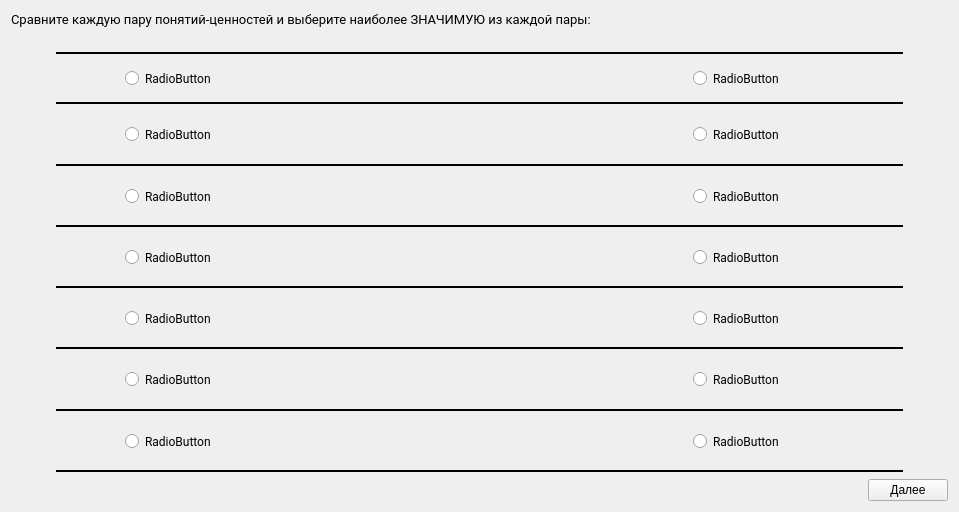
First picture: the form in QuizWindow.ui, repository jhlfrfufyfn/TestingApplication, before the edit.
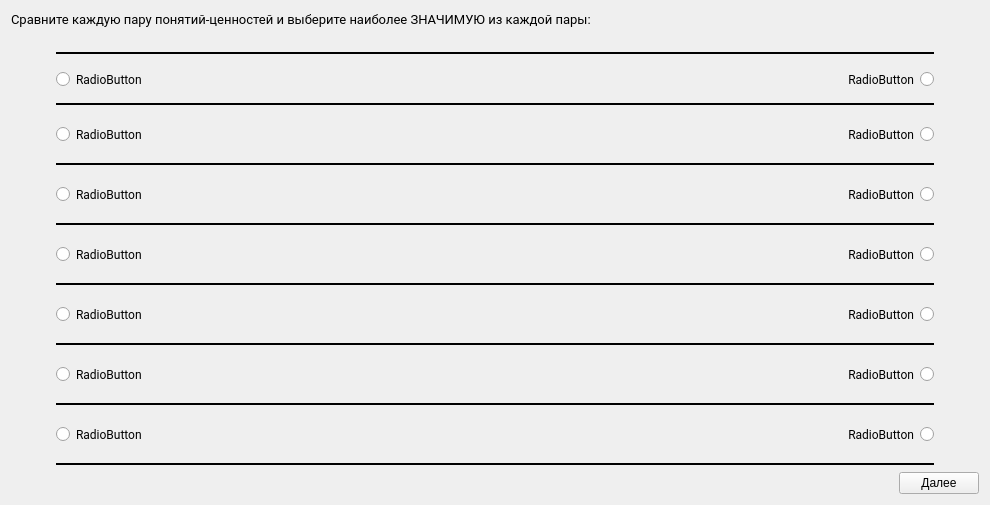
Second picture: the form after the edit.

Commit message: style: Changed the quiz window's style

Patch:
```diff
--- a/QuizWindow.ui
+++ b/QuizWindow.ui
@@ -6,8 +6,8 @@
    <rect>
     <x>0</x>
     <y>0</y>
-    <width>959</width>
-    <height>512</height>
+    <width>990</width>
+    <height>505</height>
    </rect>
   </property>
   <property name="windowTitle">
@@ -50,20 +50,14 @@
     </spacer>
    </item>
    <item>
-    <layout class="QHBoxLayout" name="horizontalLayout_10">
-     <property name="spacing">
-      <number>8</number>
-     </property>
-     <property name="sizeConstraint">
-      <enum>QLayout::SetDefaultConstraint</enum>
-     </property>
+    <layout class="QHBoxLayout" name="horizontalLayout_8">
      <item>
       <spacer name="horizontalSpacer_7">
        <property name="orientation">
         <enum>Qt::Horizontal</enum>
        </property>
        <property name="sizeType">
-        <enum>QSizePolicy::Preferred</enum>
+        <enum>QSizePolicy::Minimum</enum>
        </property>
        <property name="sizeHint" stdset="0">
         <size>
@@ -74,8 +68,8 @@
       </spacer>
      </item>
      <item>
-      <layout class="QHBoxLayout" name="horizontalLayout_8" stretch="0">
-       <item>
+      <layout class="QGridLayout" name="gridLayout">
+       <item row="0" column="0">
         <layout class="QVBoxLayout" name="verticalLayout_8">
          <item>
           <layout class="QVBoxLayout" name="verticalLayout">
@@ -112,7 +106,7 @@
              <item>
               <widget class="QRadioButton" name="LeftPoint1">
                <property name="sizePolicy">
-                <sizepolicy hsizetype="Fixed" vsizetype="Minimum">
+                <sizepolicy hsizetype="Expanding" vsizetype="Minimum">
                  <horstretch>0</horstretch>
                  <verstretch>0</verstretch>
                 </sizepolicy>
@@ -133,7 +127,7 @@
              <item>
               <spacer name="horizontalSpacer">
                <property name="sizePolicy">
-                <sizepolicy hsizetype="Preferred" vsizetype="Minimum">
+                <sizepolicy hsizetype="Maximum" vsizetype="Minimum">
                  <horstretch>0</horstretch>
                  <verstretch>0</verstretch>
                 </sizepolicy>
@@ -142,11 +136,11 @@
                 <enum>Qt::Horizontal</enum>
                </property>
                <property name="sizeType">
-                <enum>QSizePolicy::Preferred</enum>
+                <enum>QSizePolicy::Maximum</enum>
                </property>
                <property name="sizeHint" stdset="0">
                 <size>
-                 <width>400</width>
+                 <width>500</width>
                  <height>20</height>
                 </size>
                </property>
@@ -154,8 +148,11 @@
              </item>
              <item>
               <widget class="QRadioButton" name="RightPoint1">
+               <property name="enabled">
+                <bool>true</bool>
+               </property>
                <property name="sizePolicy">
-                <sizepolicy hsizetype="Fixed" vsizetype="Minimum">
+                <sizepolicy hsizetype="MinimumExpanding" vsizetype="Minimum">
                  <horstretch>0</horstretch>
                  <verstretch>0</verstretch>
                 </sizepolicy>
@@ -165,6 +162,9 @@
                  <family>Roboto</family>
                 </font>
                </property>
+               <property name="layoutDirection">
+                <enum>Qt::RightToLeft</enum>
+               </property>
                <property name="text">
                 <string>RadioButton</string>
                </property>
@@ -173,22 +173,6 @@
                </attribute>
               </widget>
              </item>
-             <item>
-              <spacer name="horizontalSpacer_11">
-               <property name="orientation">
-                <enum>Qt::Horizontal</enum>
-               </property>
-               <property name="sizeType">
-                <enum>QSizePolicy::Maximum</enum>
-               </property>
-               <property name="sizeHint" stdset="0">
-                <size>
-                 <width>50</width>
-                 <height>20</height>
-                </size>
-               </property>
-              </spacer>
-             </item>
             </layout>
            </item>
            <item>
@@ -228,7 +212,7 @@
              <item>
               <widget class="QRadioButton" name="LeftPoint2">
                <property name="sizePolicy">
-                <sizepolicy hsizetype="Fixed" vsizetype="Minimum">
+                <sizepolicy hsizetype="Expanding" vsizetype="Minimum">
                  <horstretch>0</horstretch>
                  <verstretch>0</verstretch>
                 </sizepolicy>
@@ -249,7 +233,7 @@
              <item>
               <spacer name="horizontalSpacer_2">
                <property name="sizePolicy">
-                <sizepolicy hsizetype="Preferred" vsizetype="Minimum">
+                <sizepolicy hsizetype="Maximum" vsizetype="Minimum">
                  <horstretch>0</horstretch>
                  <verstretch>0</verstretch>
                 </sizepolicy>
@@ -258,11 +242,11 @@
                 <enum>Qt::Horizontal</enum>
                </property>
                <property name="sizeType">
-                <enum>QSizePolicy::Preferred</enum>
+                <enum>QSizePolicy::Maximum</enum>
                </property>
                <property name="sizeHint" stdset="0">
                 <size>
-                 <width>400</width>
+                 <width>500</width>
                  <height>20</height>
                 </size>
                </property>
@@ -271,7 +255,7 @@
              <item>
               <widget class="QRadioButton" name="RightPoint2">
                <property name="sizePolicy">
-                <sizepolicy hsizetype="Fixed" vsizetype="Minimum">
+                <sizepolicy hsizetype="MinimumExpanding" vsizetype="Minimum">
                  <horstretch>0</horstretch>
                  <verstretch>0</verstretch>
                 </sizepolicy>
@@ -281,6 +265,9 @@
                  <family>Roboto</family>
                 </font>
                </property>
+               <property name="layoutDirection">
+                <enum>Qt::RightToLeft</enum>
+               </property>
                <property name="text">
                 <string>RadioButton</string>
                </property>
@@ -289,22 +276,6 @@
                </attribute>
               </widget>
              </item>
-             <item>
-              <spacer name="horizontalSpacer_12">
-               <property name="orientation">
-                <enum>Qt::Horizontal</enum>
-               </property>
-               <property name="sizeType">
-                <enum>QSizePolicy::Maximum</enum>
-               </property>
-               <property name="sizeHint" stdset="0">
-                <size>
-                 <width>50</width>
-                 <height>20</height>
-                </size>
-               </property>
-              </spacer>
-             </item>
             </layout>
            </item>
            <item>
@@ -344,7 +315,7 @@
              <item>
               <widget class="QRadioButton" name="LeftPoint3">
                <property name="sizePolicy">
-                <sizepolicy hsizetype="Fixed" vsizetype="Minimum">
+                <sizepolicy hsizetype="Expanding" vsizetype="Minimum">
                  <horstretch>0</horstretch>
                  <verstretch>0</verstretch>
                 </sizepolicy>
@@ -365,7 +336,7 @@
              <item>
               <spacer name="horizontalSpacer_3">
                <property name="sizePolicy">
-                <sizepolicy hsizetype="Preferred" vsizetype="Minimum">
+                <sizepolicy hsizetype="Maximum" vsizetype="Minimum">
                  <horstretch>0</horstretch>
                  <verstretch>0</verstretch>
                 </sizepolicy>
@@ -374,11 +345,11 @@
                 <enum>Qt::Horizontal</enum>
                </property>
                <property name="sizeType">
-                <enum>QSizePolicy::Preferred</enum>
+                <enum>QSizePolicy::Maximum</enum>
                </property>
                <property name="sizeHint" stdset="0">
                 <size>
-                 <width>400</width>
+                 <width>500</width>
                  <height>20</height>
                 </size>
                </property>
@@ -387,7 +358,7 @@
              <item>
               <widget class="QRadioButton" name="RightPoint3">
                <property name="sizePolicy">
-                <sizepolicy hsizetype="Fixed" vsizetype="Minimum">
+                <sizepolicy hsizetype="MinimumExpanding" vsizetype="Minimum">
                  <horstretch>0</horstretch>
                  <verstretch>0</verstretch>
                 </sizepolicy>
@@ -397,6 +368,9 @@
                  <family>Roboto</family>
                 </font>
                </property>
+               <property name="layoutDirection">
+                <enum>Qt::RightToLeft</enum>
+               </property>
                <property name="text">
                 <string>RadioButton</string>
                </property>
@@ -405,22 +379,6 @@
                </attribute>
               </widget>
              </item>
-             <item>
-              <spacer name="horizontalSpacer_13">
-               <property name="orientation">
-                <enum>Qt::Horizontal</enum>
-               </property>
-               <property name="sizeType">
-                <enum>QSizePolicy::Maximum</enum>
-               </property>
-               <property name="sizeHint" stdset="0">
-                <size>
-                 <width>50</width>
-                 <height>20</height>
-                </size>
-               </property>
-              </spacer>
-             </item>
             </layout>
            </item>
            <item>
@@ -460,7 +418,7 @@
              <item>
               <widget class="QRadioButton" name="LeftPoint4">
                <property name="sizePolicy">
-                <sizepolicy hsizetype="Fixed" vsizetype="Minimum">
+                <sizepolicy hsizetype="Expanding" vsizetype="Minimum">
                  <horstretch>0</horstretch>
                  <verstretch>0</verstretch>
                 </sizepolicy>
@@ -481,7 +439,7 @@
              <item>
               <spacer name="horizontalSpacer_4">
                <property name="sizePolicy">
-                <sizepolicy hsizetype="Preferred" vsizetype="Minimum">
+                <sizepolicy hsizetype="Maximum" vsizetype="Minimum">
                  <horstretch>0</horstretch>
                  <verstretch>0</verstretch>
                 </sizepolicy>
@@ -490,11 +448,11 @@
                 <enum>Qt::Horizontal</enum>
                </property>
                <property name="sizeType">
-                <enum>QSizePolicy::Preferred</enum>
+                <enum>QSizePolicy::Maximum</enum>
                </property>
                <property name="sizeHint" stdset="0">
                 <size>
-                 <width>400</width>
+                 <width>500</width>
                  <height>20</height>
                 </size>
                </property>
@@ -503,7 +461,7 @@
              <item>
               <widget class="QRadioButton" name="RightPoint4">
                <property name="sizePolicy">
-                <sizepolicy hsizetype="Fixed" vsizetype="Minimum">
+                <sizepolicy hsizetype="MinimumExpanding" vsizetype="Minimum">
                  <horstretch>0</horstretch>
                  <verstretch>0</verstretch>
                 </sizepolicy>
@@ -513,6 +471,9 @@
                  <family>Roboto</family>
                 </font>
                </property>
+               <property name="layoutDirection">
+                <enum>Qt::RightToLeft</enum>
+               </property>
                <property name="text">
                 <string>RadioButton</string>
                </property>
@@ -521,22 +482,6 @@
                </attribute>
               </widget>
              </item>
-             <item>
-              <spacer name="horizontalSpacer_14">
-               <property name="orientation">
-                <enum>Qt::Horizontal</enum>
-               </property>
-               <property name="sizeType">
-                <enum>QSizePolicy::Maximum</enum>
-               </property>
-               <property name="sizeHint" stdset="0">
-                <size>
-                 <width>50</width>
-                 <height>20</height>
-                </size>
-               </property>
-              </spacer>
-             </item>
             </layout>
            </item>
            <item>
@@ -576,7 +521,7 @@
              <item>
               <widget class="QRadioButton" name="LeftPoint5">
                <property name="sizePolicy">
-                <sizepolicy hsizetype="Fixed" vsizetype="Minimum">
+                <sizepolicy hsizetype="Expanding" vsizetype="Minimum">
                  <horstretch>0</horstretch>
                  <verstretch>0</verstretch>
                 </sizepolicy>
@@ -597,7 +542,7 @@
              <item>
               <spacer name="horizontalSpacer_5">
                <property name="sizePolicy">
-                <sizepolicy hsizetype="Preferred" vsizetype="Minimum">
+                <sizepolicy hsizetype="Maximum" vsizetype="Minimum">
                  <horstretch>0</horstretch>
                  <verstretch>0</verstretch>
                 </sizepolicy>
@@ -606,11 +551,11 @@
                 <enum>Qt::Horizontal</enum>
                </property>
                <property name="sizeType">
-                <enum>QSizePolicy::Preferred</enum>
+                <enum>QSizePolicy::Maximum</enum>
                </property>
                <property name="sizeHint" stdset="0">
                 <size>
-                 <width>400</width>
+                 <width>500</width>
                  <height>20</height>
                 </size>
                </property>
@@ -619,7 +564,7 @@
              <item>
               <widget class="QRadioButton" name="RightPoint5">
                <property name="sizePolicy">
-                <sizepolicy hsizetype="Fixed" vsizetype="Minimum">
+                <sizepolicy hsizetype="MinimumExpanding" vsizetype="Minimum">
                  <horstretch>0</horstretch>
                  <verstretch>0</verstretch>
                 </sizepolicy>
@@ -629,6 +574,9 @@
                  <family>Roboto</family>
                 </font>
                </property>
+               <property name="layoutDirection">
+                <enum>Qt::RightToLeft</enum>
+               </property>
                <property name="text">
                 <string>RadioButton</string>
                </property>
@@ -637,22 +585,6 @@
                </attribute>
               </widget>
              </item>
-             <item>
-              <spacer name="horizontalSpacer_15">
-               <property name="orientation">
-                <enum>Qt::Horizontal</enum>
-               </property>
-               <property name="sizeType">
-                <enum>QSizePolicy::Maximum</enum>
-               </property>
-               <property name="sizeHint" stdset="0">
-                <size>
-                 <width>50</width>
-                 <height>20</height>
-                </size>
-               </property>
-              </spacer>
-             </item>
             </layout>
            </item>
            <item>
@@ -692,7 +624,7 @@
              <item>
               <widget class="QRadioButton" name="LeftPoint6">
                <property name="sizePolicy">
-                <sizepolicy hsizetype="Fixed" vsizetype="Minimum">
+                <sizepolicy hsizetype="Expanding" vsizetype="Minimum">
                  <horstretch>0</horstretch>
                  <verstretch>0</verstretch>
                 </sizepolicy>
@@ -713,7 +645,7 @@
              <item>
               <spacer name="horizontalSpacer_9">
                <property name="sizePolicy">
-                <sizepolicy hsizetype="Preferred" vsizetype="Minimum">
+                <sizepolicy hsizetype="Maximum" vsizetype="Minimum">
                  <horstretch>0</horstretch>
                  <verstretch>0</verstretch>
                 </sizepolicy>
@@ -722,11 +654,11 @@
                 <enum>Qt::Horizontal</enum>
                </property>
                <property name="sizeType">
-                <enum>QSizePolicy::Preferred</enum>
+                <enum>QSizePolicy::Maximum</enum>
                </property>
                <property name="sizeHint" stdset="0">
                 <size>
-                 <width>400</width>
+                 <width>500</width>
                  <height>20</height>
                 </size>
                </property>
@@ -735,7 +667,7 @@
              <item>
               <widget class="QRadioButton" name="RightPoint6">
                <property name="sizePolicy">
-                <sizepolicy hsizetype="Fixed" vsizetype="Minimum">
+                <sizepolicy hsizetype="MinimumExpanding" vsizetype="Minimum">
                  <horstretch>0</horstretch>
                  <verstretch>0</verstretch>
                 </sizepolicy>
@@ -745,6 +677,9 @@
                  <family>Roboto</family>
                 </font>
                </property>
+               <property name="layoutDirection">
+                <enum>Qt::RightToLeft</enum>
+               </property>
                <property name="text">
                 <string>RadioButton</string>
                </property>
@@ -753,22 +688,6 @@
                </attribute>
               </widget>
              </item>
-             <item>
-              <spacer name="horizontalSpacer_16">
-               <property name="orientation">
-                <enum>Qt::Horizontal</enum>
-               </property>
-               <property name="sizeType">
-                <enum>QSizePolicy::Maximum</enum>
-               </property>
-               <property name="sizeHint" stdset="0">
-                <size>
-                 <width>50</width>
-                 <height>20</height>
-                </size>
-               </property>
-              </spacer>
-             </item>
             </layout>
            </item>
            <item>
@@ -808,7 +727,7 @@
              <item>
               <widget class="QRadioButton" name="LeftPoint7">
                <property name="sizePolicy">
-                <sizepolicy hsizetype="Fixed" vsizetype="Minimum">
+                <sizepolicy hsizetype="Expanding" vsizetype="Minimum">
                  <horstretch>0</horstretch>
                  <verstretch>0</verstretch>
                 </sizepolicy>
@@ -829,7 +748,7 @@
              <item>
               <spacer name="horizontalSpacer_10">
                <property name="sizePolicy">
-                <sizepolicy hsizetype="Preferred" vsizetype="Minimum">
+                <sizepolicy hsizetype="Maximum" vsizetype="Minimum">
                  <horstretch>0</horstretch>
                  <verstretch>0</verstretch>
                 </sizepolicy>
@@ -838,11 +757,11 @@
                 <enum>Qt::Horizontal</enum>
                </property>
                <property name="sizeType">
-                <enum>QSizePolicy::Preferred</enum>
+                <enum>QSizePolicy::Maximum</enum>
                </property>
                <property name="sizeHint" stdset="0">
                 <size>
-                 <width>400</width>
+                 <width>500</width>
                  <height>20</height>
                 </size>
                </property>
@@ -851,7 +770,7 @@
              <item>
               <widget class="QRadioButton" name="RightPoint7">
                <property name="sizePolicy">
-                <sizepolicy hsizetype="Fixed" vsizetype="Minimum">
+                <sizepolicy hsizetype="MinimumExpanding" vsizetype="Minimum">
                  <horstretch>0</horstretch>
                  <verstretch>0</verstretch>
                 </sizepolicy>
@@ -861,6 +780,9 @@
                  <family>Roboto</family>
                 </font>
                </property>
+               <property name="layoutDirection">
+                <enum>Qt::RightToLeft</enum>
+               </property>
                <property name="text">
                 <string>RadioButton</string>
                </property>
@@ -869,22 +791,6 @@
                </attribute>
               </widget>
              </item>
-             <item>
-              <spacer name="horizontalSpacer_17">
-               <property name="orientation">
-                <enum>Qt::Horizontal</enum>
-               </property>
-               <property name="sizeType">
-                <enum>QSizePolicy::Maximum</enum>
-               </property>
-               <property name="sizeHint" stdset="0">
-                <size>
-                 <width>50</width>
-                 <height>20</height>
-                </size>
-               </property>
-              </spacer>
-             </item>
             </layout>
            </item>
            <item>
@@ -927,7 +833,7 @@
         <enum>Qt::Horizontal</enum>
        </property>
        <property name="sizeType">
-        <enum>QSizePolicy::Preferred</enum>
+        <enum>QSizePolicy::Minimum</enum>
        </property>
        <property name="sizeHint" stdset="0">
         <size>
```
Left out of the diff: 6 changed lines with no effect on the pictures. The commit also changes 2 other files.
